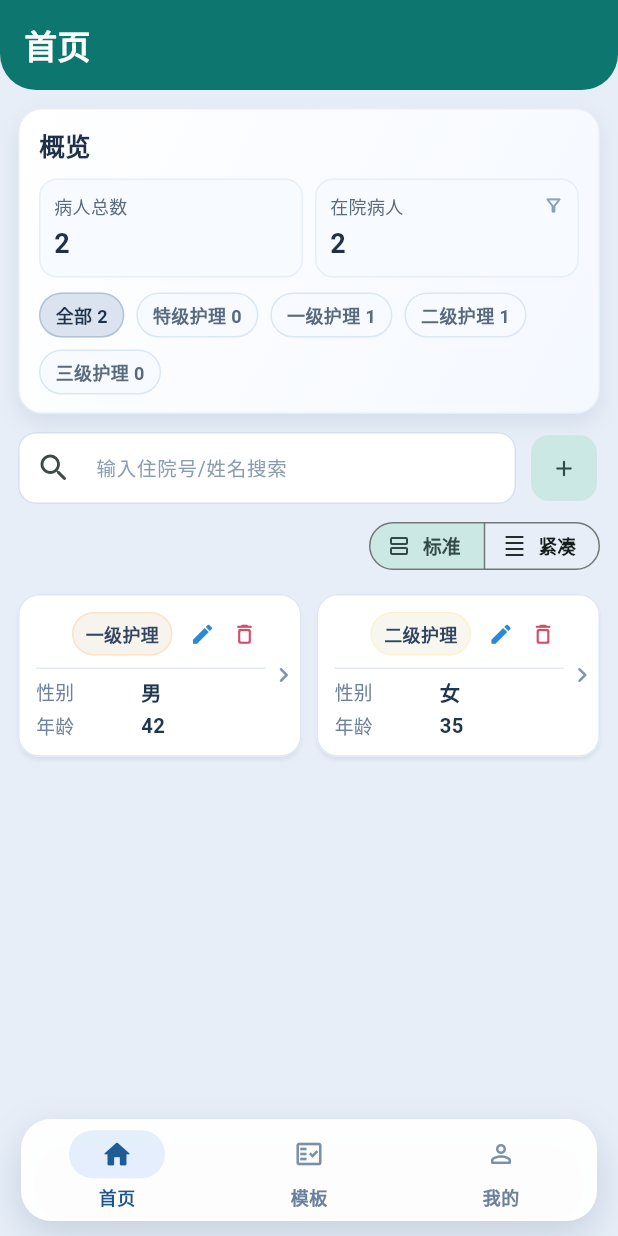
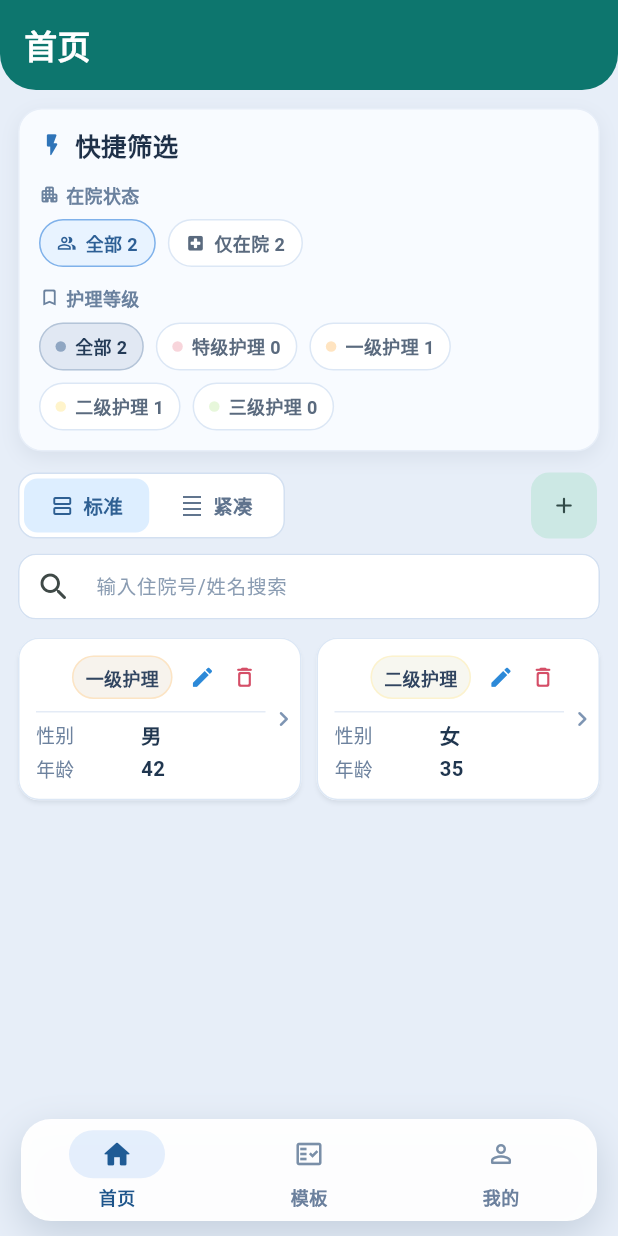
Before and after one commit to cccjax/hospital_record, a Flutter app: the screen it shows after launch, on a phone screen of 412 x 824 dp. Run offline on Flutter 3.47's test engine with Material 3 defaults, Android fonts, the phone set to English and light mode, and no system bars; our stand-ins replace file_picker, image_picker, local_auth, shared_preferences.

Commit message:
style: polish home toolbar density switch layout

```diff
--- a/flutter_app/lib/src/pages/home_tab_page.dart
+++ b/flutter_app/lib/src/pages/home_tab_page.dart
@@ -139,6 +139,113 @@ class _HomeTabPageState extends State<HomeTabPage> {
       body: LayoutBuilder(
         builder: (context, constraints) {
           final layout = ResponsiveLayout.fromWidth(constraints.maxWidth);
+          final isCompactToolbar = constraints.maxWidth < 560;
+          Widget buildDensitySwitch() {
+            Widget buildOption({
+              required _HomeCardDensity value,
+              required IconData icon,
+              required String label,
+            }) {
+              final selected = _cardDensity == value;
+              final foreground =
+                  selected ? const Color(0xFF2E5F92) : const Color(0xFF5F738D);
+              return Expanded(
+                child: Material(
+                  color: Colors.transparent,
+                  child: InkWell(
+                    borderRadius: BorderRadius.circular(9),
+                    onTap: () => _setCardDensity(value),
+                    child: AnimatedContainer(
+                      duration: const Duration(milliseconds: 160),
+                      curve: Curves.easeOut,
+                      alignment: Alignment.center,
+                      padding: const EdgeInsets.symmetric(horizontal: 8),
+                      decoration: BoxDecoration(
+                        borderRadius: BorderRadius.circular(9),
+                        color: selected
+                            ? const Color(0xFFDDEEFF)
+                            : Colors.transparent,
+                      ),
+                      child: Row(
+                        mainAxisSize: MainAxisSize.min,
+                        children: [
+                          Icon(icon, size: 16, color: foreground),
+                          const SizedBox(width: 6),
+                          Text(
+                            label,
+                            style: TextStyle(
+                              color: foreground,
+                              fontSize: 13,
+                              fontWeight:
+                                  selected ? FontWeight.w700 : FontWeight.w600,
+                            ),
+                          ),
+                        ],
+                      ),
+                    ),
+                  ),
+                ),
+              );
+            }
+
+            return SizedBox(
+              height: 44,
+              width: 178,
+              child: Container(
+                padding: const EdgeInsets.all(3),
+                decoration: BoxDecoration(
+                  color: Colors.white,
+                  borderRadius: BorderRadius.circular(12),
+                  border: Border.all(color: const Color(0xFFD3E0F1)),
+                ),
+                child: Row(
+                  crossAxisAlignment: CrossAxisAlignment.stretch,
+                  children: [
+                    buildOption(
+                      value: _HomeCardDensity.standard,
+                      icon: Icons.view_agenda_outlined,
+                      label: '标准',
+                    ),
+                    const SizedBox(width: 3),
+                    buildOption(
+                      value: _HomeCardDensity.compact,
+                      icon: Icons.density_small,
+                      label: '紧凑',
+                    ),
+                  ],
+                ),
+              ),
+            );
+          }
+
+          Widget buildSearchField() {
+            return SizedBox(
+              height: 44,
+              child: TextField(
+                controller: _searchController,
+                textAlignVertical: TextAlignVertical.center,
+                decoration: const InputDecoration(
+                  hintText: '输入住院号/姓名搜索',
+                  prefixIcon: Icon(Icons.search_rounded),
+                ),
+              ),
+            );
+          }
+
+          Widget buildAddButton() {
+            return Tooltip(
+              message: '新增病人',
+              child: FilledButton.tonal(
+                onPressed: () => _openPatientDialog(context),
+                style: FilledButton.styleFrom(
+                  minimumSize: const Size(44, 44),
+                  padding: EdgeInsets.zero,
+                ),
+                child: const Icon(Icons.add_rounded),
+              ),
+            );
+          }
+
           return ResponsiveBody(
             layout: layout,
             child: ListView(
@@ -156,64 +263,26 @@ class _HomeTabPageState extends State<HomeTabPage> {
                   onSelectNursingLevel: state.setPatientNursingLevelFilter,
                 ),
                 const SizedBox(height: 12),
+                if (isCompactToolbar) ...[
                   Row(
-                  crossAxisAlignment: CrossAxisAlignment.start,
                     children: [
-                    Expanded(
-                      child: TextField(
-                        controller: _searchController,
-                        decoration: const InputDecoration(
-                          hintText: '输入住院号/姓名搜索',
-                          prefixIcon: Icon(Icons.search_rounded),
-                        ),
-                      ),
-                    ),
-                    const SizedBox(width: 8),
-                    Tooltip(
-                      message: '新增病人',
-                      child: FilledButton.tonal(
-                        onPressed: () => _openPatientDialog(context),
-                        style: FilledButton.styleFrom(
-                          minimumSize: const Size(44, 44),
-                          padding: EdgeInsets.zero,
-                        ),
-                        child: const Icon(Icons.add_rounded),
-                      ),
-                    ),
+                      buildDensitySwitch(),
+                      const Spacer(),
+                      buildAddButton(),
                     ],
                   ),
                   const SizedBox(height: 8),
-                Align(
-                  alignment: Alignment.centerRight,
-                  child: SegmentedButton<_HomeCardDensity>(
-                    showSelectedIcon: false,
-                    style: SegmentedButton.styleFrom(
-                      visualDensity: VisualDensity.compact,
-                      padding: const EdgeInsets.symmetric(
-                          horizontal: 10, vertical: 6),
-                      textStyle: const TextStyle(
-                        fontSize: 12.5,
-                        fontWeight: FontWeight.w600,
-                      ),
-                    ),
-                    segments: const [
-                      ButtonSegment<_HomeCardDensity>(
-                        value: _HomeCardDensity.standard,
-                        icon: Icon(Icons.view_agenda_outlined, size: 16),
-                        label: Text('标准'),
-                      ),
-                      ButtonSegment<_HomeCardDensity>(
-                        value: _HomeCardDensity.compact,
-                        icon: Icon(Icons.density_small, size: 16),
-                        label: Text('紧凑'),
-                      ),
+                  buildSearchField(),
+                ] else
+                  Row(
+                    crossAxisAlignment: CrossAxisAlignment.center,
+                    children: [
+                      buildDensitySwitch(),
+                      const SizedBox(width: 8),
+                      Expanded(child: buildSearchField()),
+                      const SizedBox(width: 8),
+                      buildAddButton(),
                     ],
-                    selected: <_HomeCardDensity>{_cardDensity},
-                    onSelectionChanged: (selection) {
-                      if (selection.isEmpty) return;
-                      _setCardDensity(selection.first);
-                    },
-                  ),
                   ),
                 const SizedBox(height: 12),
                 if (patients.isEmpty)
@@ -366,57 +435,78 @@ class _HeroCard extends StatelessWidget {
 
   @override
   Widget build(BuildContext context) {
+    void setInHospitalFilter(bool active) {
+      if (filterActive != active) {
+        onToggleFilter();
+      }
+    }
+
     return Container(
       decoration: BoxDecoration(
         borderRadius: BorderRadius.circular(16),
-        gradient: const LinearGradient(
-          begin: Alignment.topLeft,
-          end: Alignment.bottomRight,
-          colors: <Color>[Color(0xFFFFFFFF), Color(0xFFF4F8FF)],
-        ),
+        color: const Color(0xFFF8FBFF),
         border: Border.all(color: const Color(0xFFE7EEF8)),
         boxShadow: const [
           BoxShadow(
-            color: Color(0x160F2744),
-            blurRadius: 12,
-            offset: Offset(0, 6),
+            color: Color(0x120F2744),
+            blurRadius: 10,
+            offset: Offset(0, 4),
           ),
         ],
       ),
       child: Padding(
-        padding: const EdgeInsets.fromLTRB(13, 12, 13, 12),
+        padding: const EdgeInsets.fromLTRB(13, 12, 13, 13),
         child: Column(
           crossAxisAlignment: CrossAxisAlignment.start,
           children: [
-            const Text(
-              '概览',
+            const Row(
+              children: [
+                Icon(
+                  Icons.flash_on_rounded,
+                  size: 18,
+                  color: Color(0xFF2F74B8),
+                ),
+                SizedBox(width: 6),
+                Text(
+                  '快捷筛选',
                   style: TextStyle(
                     fontSize: 17,
                     fontWeight: FontWeight.w700,
                     color: Color(0xFF1F3149),
                   ),
                 ),
-            const SizedBox(height: 10),
-            Row(
-              crossAxisAlignment: CrossAxisAlignment.center,
+              ],
+            ),
+            const SizedBox(height: 12),
+            const _FilterSectionLabel(
+              icon: Icons.apartment_rounded,
+              text: '在院状态',
+            ),
+            const SizedBox(height: 8),
+            Wrap(
+              spacing: 8,
+              runSpacing: 8,
               children: [
-                Expanded(
-                  child: _HeroMetric(
-                    label: '病人总数',
-                    value: '$patientCount',
+                _QuickFilterChoice(
+                  text: '全部 $patientCount',
+                  active: !filterActive,
+                  icon: Icons.people_alt_outlined,
+                  onTap: () => setInHospitalFilter(false),
                 ),
-                ),
-                const SizedBox(width: 8),
-                Expanded(
-                  child: _FilterStatCard(
-                    value: '$inHospitalCount',
+                _QuickFilterChoice(
+                  text: '仅在院 $inHospitalCount',
                   active: filterActive,
-                    onTap: onToggleFilter,
-                  ),
+                  icon: Icons.local_hospital_rounded,
+                  onTap: () => setInHospitalFilter(true),
                 ),
               ],
             ),
-            const SizedBox(height: 10),
+            const SizedBox(height: 12),
+            const _FilterSectionLabel(
+              icon: Icons.bookmark_border_rounded,
+              text: '护理等级',
+            ),
+            const SizedBox(height: 8),
             Wrap(
               spacing: 8,
               runSpacing: 8,
@@ -461,74 +551,40 @@ class _NursingFilterChip extends StatelessWidget {
     final toneColor = color ?? const Color(0xFF8FA6C2);
     final background = active
         ? Color.alphaBlend(
-            toneColor.withValues(alpha: 0.26), const Color(0xFFF5F9FF))
-        : const Color(0xFFF7FBFF);
+            toneColor.withValues(alpha: 0.20), const Color(0xFFF5F9FF))
+        : const Color(0xFFFFFFFF);
     final border =
         active ? toneColor.withValues(alpha: 0.55) : const Color(0xFFDCE7F5);
     final textColor =
-        active ? const Color(0xFF1F3149) : const Color(0xFF5A6A7E);
+        active ? const Color(0xFF243B57) : const Color(0xFF5A6A7E);
     return InkWell(
       borderRadius: BorderRadius.circular(999),
       onTap: onTap,
       child: Container(
-        padding: const EdgeInsets.symmetric(horizontal: 10, vertical: 5),
+        padding: const EdgeInsets.symmetric(horizontal: 10, vertical: 6),
         decoration: BoxDecoration(
           color: background,
           borderRadius: BorderRadius.circular(999),
           border: Border.all(color: border),
         ),
-        child: Text(
+        child: Row(
+          mainAxisSize: MainAxisSize.min,
+          children: [
+            Container(
+              width: 7,
+              height: 7,
+              decoration: BoxDecoration(
+                shape: BoxShape.circle,
+                color: toneColor.withValues(alpha: active ? 1 : 0.7),
+              ),
+            ),
+            const SizedBox(width: 6),
+            Text(
               text,
               style: TextStyle(
                 color: textColor,
                 fontSize: 12,
                 fontWeight: FontWeight.w600,
-          ),
-        ),
-      ),
-    );
-  }
-}
-
-class _HeroMetric extends StatelessWidget {
-  const _HeroMetric({
-    required this.label,
-    required this.value,
-  });
-
-  final String label;
-  final String value;
-
-  @override
-  Widget build(BuildContext context) {
-    return SizedBox(
-      height: 66,
-      child: Container(
-        decoration: BoxDecoration(
-          color: const Color(0xFFF7FBFF),
-          borderRadius: BorderRadius.circular(12),
-          border: Border.all(color: const Color(0xFFE5EEF9)),
-        ),
-        padding: const EdgeInsets.symmetric(horizontal: 9, vertical: 8.5),
-        child: Column(
-          crossAxisAlignment: CrossAxisAlignment.start,
-          mainAxisAlignment: MainAxisAlignment.center,
-          children: [
-            Text(
-              label,
-              style: const TextStyle(
-                color: Color(0xFF5A6A7E),
-                fontWeight: FontWeight.w500,
-                fontSize: 12,
-              ),
-            ),
-            const SizedBox(height: 4),
-            Text(
-              value,
-              style: const TextStyle(
-                color: Color(0xFF1F3149),
-                fontWeight: FontWeight.w700,
-                fontSize: 18,
               ),
             ),
           ],
@@ -538,85 +594,82 @@ class _HeroMetric extends StatelessWidget {
   }
 }
 
-class _FilterStatCard extends StatelessWidget {
-  const _FilterStatCard({
-    required this.value,
+class _FilterSectionLabel extends StatelessWidget {
+  const _FilterSectionLabel({
+    required this.icon,
+    required this.text,
+  });
+
+  final IconData icon;
+  final String text;
+
+  @override
+  Widget build(BuildContext context) {
+    return Row(
+      children: [
+        Icon(
+          icon,
+          size: 14,
+          color: const Color(0xFF6A819E),
+        ),
+        const SizedBox(width: 4),
+        Text(
+          text,
+          style: const TextStyle(
+            color: Color(0xFF6A819E),
+            fontSize: 12,
+            fontWeight: FontWeight.w600,
+          ),
+        ),
+      ],
+    );
+  }
+}
+
+class _QuickFilterChoice extends StatelessWidget {
+  const _QuickFilterChoice({
+    required this.text,
     required this.active,
+    required this.icon,
     required this.onTap,
   });
 
-  final String value;
+  final String text;
   final bool active;
+  final IconData icon;
   final VoidCallback onTap;
 
   @override
   Widget build(BuildContext context) {
-    return Material(
-      color: Colors.transparent,
-      child: InkWell(
-        borderRadius: BorderRadius.circular(12),
+    final background =
+        active ? const Color(0xFFE8F3FF) : const Color(0xFFFFFFFF);
+    final border = active ? const Color(0xFF7FB1EA) : const Color(0xFFDCE7F5);
+    final foreground =
+        active ? const Color(0xFF2D5F95) : const Color(0xFF5A6A7E);
+    return InkWell(
+      borderRadius: BorderRadius.circular(999),
       onTap: onTap,
-        child: SizedBox(
-          height: 66,
       child: Container(
+        padding: const EdgeInsets.symmetric(horizontal: 11, vertical: 6),
         decoration: BoxDecoration(
-              gradient: active
-                  ? const LinearGradient(
-                      begin: Alignment.topLeft,
-                      end: Alignment.bottomRight,
-                      colors: <Color>[Color(0xFFE9F4FF), Color(0xFFF0F9FF)],
-                    )
-                  : null,
-              color: active ? null : const Color(0xFFF7FBFF),
-              borderRadius: BorderRadius.circular(12),
-              border: Border.all(
-                color:
-                    active ? const Color(0xFF84B8F2) : const Color(0xFFE5EEF9),
+          color: background,
+          borderRadius: BorderRadius.circular(999),
+          border: Border.all(color: border),
         ),
-            ),
-            padding: const EdgeInsets.symmetric(horizontal: 9, vertical: 8.5),
-            child: Column(
-              crossAxisAlignment: CrossAxisAlignment.start,
-              mainAxisAlignment: MainAxisAlignment.center,
+        child: Row(
+          mainAxisSize: MainAxisSize.min,
           children: [
-                Row(
-                  children: [
+            Icon(icon, size: 13, color: foreground),
+            const SizedBox(width: 6),
             Text(
-                      '在院病人',
+              text,
               style: TextStyle(
-                        color: active
-                            ? const Color(0xFF2F5F96)
-                            : const Color(0xFF5A6A7E),
+                color: foreground,
                 fontSize: 12,
-                        fontWeight: FontWeight.w500,
-                      ),
-                    ),
-                    const Spacer(),
-                    Icon(
-                      active
-                          ? Icons.filter_alt_rounded
-                          : Icons.filter_alt_outlined,
-                      size: 14,
-                      color: active
-                          ? const Color(0xFF2F5F96)
-                          : const Color(0xFF8AA0BC),
-                    ),
-                  ],
-                ),
-                const SizedBox(height: 4),
-                Text(
-                  value,
-                  style: TextStyle(
-                    color: active
-                        ? const Color(0xFF2F5F96)
-                        : const Color(0xFF1F3149),
-                    fontSize: 18,
-                    fontWeight: FontWeight.w700,
+                fontWeight: FontWeight.w600,
               ),
             ),
           ],
-            ),
-          ),
         ),
       ),
     );
```
Lines whose indentation alone changed are shown as unchanged.
